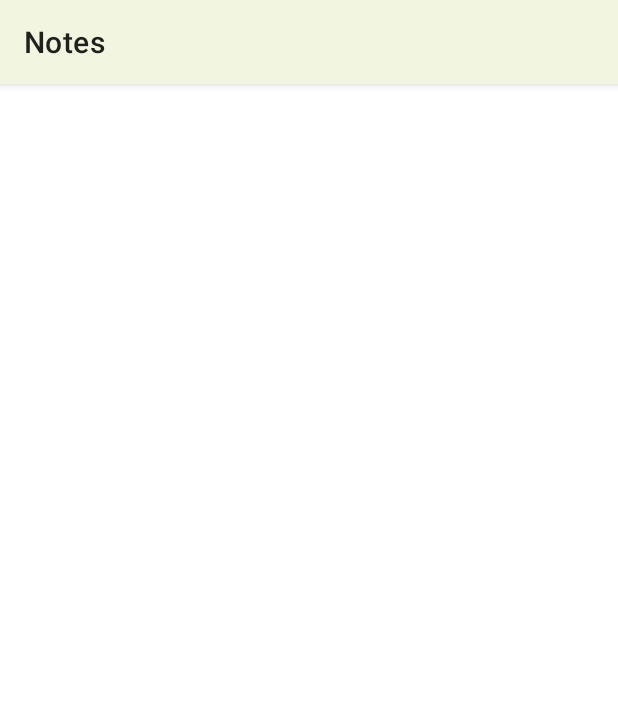
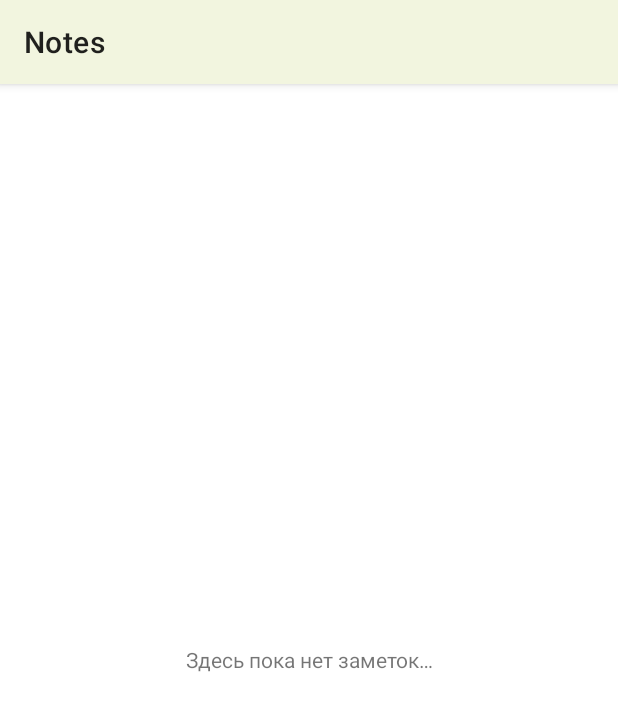
Before and after one commit to Maria-Sobakar/Notes, an Android app: the ArchiveNotesFragment screen opened through its navigation route, on a phone screen of 412 x 824 dp. Shown: the top 711 px of the screen. Run offline under Robolectric (Android 15) with nearby library versions, the phone set to English and light mode, and no system bars; our stand-ins replace Room's generated code.

```diff
--- a/app/build.gradle
+++ b/app/build.gradle
@@ -54,8 +54,8 @@ dependencies {
     implementation "androidx.room:room-ktx:2.2.5"
     implementation "org.jetbrains.kotlinx:kotlinx-coroutines-core:1.3.9"
     implementation 'android.arch.navigation:navigation-fragment:1.0.0'
-    implementation 'com.google.firebase:firebase-crashlytics:17.0.0'
-    implementation 'com.google.firebase:firebase-analytics:17.4.2'
+    implementation 'com.google.firebase:firebase-crashlytics:17.2.2'
+    implementation 'com.google.firebase:firebase-analytics:17.5.0'
     kapt 'androidx.room:room-compiler:2.2.5'
 
     testImplementation 'junit:junit:4.12'
--- a/app/src/main/java/com/marias/android/notes/screens/activeNotes/ActiveNotesAdapter.kt
+++ b/app/src/main/java/com/marias/android/notes/screens/activeNotes/ActiveNotesAdapter.kt
@@ -7,6 +7,7 @@ import android.view.ViewGroup
 import android.widget.ImageButton
 import android.widget.PopupMenu
 import android.widget.TextView
+import androidx.core.view.isVisible
 import androidx.recyclerview.widget.RecyclerView
 import com.marias.android.notes.R
 import com.marias.android.notes.data.dto.Note
@@ -14,6 +15,7 @@ import java.lang.RuntimeException
 
 class ActiveNotesAdapter(val context: Context?, var noteList: List<Note>, val listener: Listener) :
     RecyclerView.Adapter<ActiveNotesAdapter.ActiveNotesHolder>() {
+
 
     override fun onCreateViewHolder(parent: ViewGroup, viewType: Int): ActiveNotesHolder {
         val inflater = LayoutInflater.from(context)
@@ -23,7 +25,7 @@ class ActiveNotesAdapter(val context: Context?, var noteList: List<Note>, val li
     }
 
     override fun onBindViewHolder(holder: ActiveNotesHolder, position: Int) {
-        holder.bind(noteList[position])
+            holder.bind(noteList[position])
     }
 
     override fun getItemViewType(position: Int): Int {
@@ -38,7 +40,7 @@ class ActiveNotesAdapter(val context: Context?, var noteList: List<Note>, val li
 
         init {
             itemView.setOnClickListener {
-           (context as ActiveNotesFragment.Callback?)?.onNoteSelected(note.id)
+                (context as ActiveNotesFragment.Callback?)?.onNoteSelected(note.id)
             }
             val noteIbDelete = itemView.findViewById<ImageButton>(R.id.noteIbDelete)
             noteIbDelete.setOnClickListener {
--- a/app/src/main/java/com/marias/android/notes/screens/activeNotes/ActiveNotesFragment.kt
+++ b/app/src/main/java/com/marias/android/notes/screens/activeNotes/ActiveNotesFragment.kt
@@ -4,6 +4,8 @@ import android.content.Context
 import android.content.res.Configuration
 import android.os.Bundle
 import android.view.View
+import android.widget.TextView
+import androidx.core.view.isVisible
 import androidx.fragment.app.Fragment
 import androidx.fragment.app.setFragmentResultListener
 import androidx.fragment.app.viewModels
@@ -43,6 +45,7 @@ class ActiveNotesFragment : Fragment(R.layout.fragment_notes), Listener {
         notesRecyclerView.layoutManager = GridLayoutManager(context, columnCount)
 
         viewModel.notesLiveData.observe(viewLifecycleOwner) { notes ->
+            noNotesTv.isVisible = notes.isEmpty()
             adapter.noteList = notes
             notesRecyclerView.adapter = adapter
         }
@@ -64,7 +67,6 @@ class ActiveNotesFragment : Fragment(R.layout.fragment_notes), Listener {
 
     override fun onDeleteNoteClicked(note: Note) {
         viewModel.deleteNote(note)
-
     }
 
     companion object {
@@ -75,5 +77,4 @@ class ActiveNotesFragment : Fragment(R.layout.fragment_notes), Listener {
         fun onNoteSelected(id: UUID)
         fun onArchiveScreenSelected()
     }
-
 }
--- a/app/src/main/java/com/marias/android/notes/screens/archiveNotes/ArchiveNotesFragment.kt
+++ b/app/src/main/java/com/marias/android/notes/screens/archiveNotes/ArchiveNotesFragment.kt
@@ -5,6 +5,7 @@ import android.content.res.Configuration
 import android.os.Bundle
 import android.view.View
 import androidx.appcompat.app.AppCompatActivity
+import androidx.core.view.isVisible
 import androidx.fragment.app.Fragment
 import androidx.fragment.app.FragmentActivity
 import androidx.fragment.app.setFragmentResultListener
@@ -48,6 +49,7 @@ class ArchiveNotesFragment : Fragment(R.layout.fragment_notes), ArchiveNotesAdap
         notesRecyclerView.layoutManager = GridLayoutManager(context, columnCount)
 
         viewModel.notesLiveData.observe(viewLifecycleOwner) { notes ->
+            noNotesTv.isVisible = notes.isEmpty()
             adapter.noteList = notes
             notesRecyclerView.adapter = adapter
         }
@@ -59,7 +61,6 @@ class ArchiveNotesFragment : Fragment(R.layout.fragment_notes), ArchiveNotesAdap
 
     companion object {
         private const val ARCHIVE_REQUEST_KEY = "archiveRequestKey"
-
     }
 }
 
--- a/app/src/main/java/com/marias/android/notes/screens/note/NoteFragment.kt
+++ b/app/src/main/java/com/marias/android/notes/screens/note/NoteFragment.kt
@@ -68,7 +68,7 @@ class NoteFragment : Fragment(R.layout.fragment_note) {
         toArchiveItem = menu.findItem(R.id.note_screen_to_archive)
         fromArchiveItem = menu.findItem(R.id.note_screen_from_archive)
 
-        viewModel.isNoteArchivedLiveData.observe(viewLifecycleOwner) { value ->
+        viewModel.archivedState.observe(viewLifecycleOwner) { value ->
             if (value) {
                 toArchiveItem.isVisible = false
                 fromArchiveItem.isVisible = true
--- a/app/src/main/res/layout/fragment_notes.xml
+++ b/app/src/main/res/layout/fragment_notes.xml
@@ -12,6 +12,13 @@
         android:paddingBottom="59dp"
         tools:itemCount="20"
         tools:listitem="@layout/item_note" />
+    <TextView
+        android:layout_width="match_parent"
+        android:layout_height="match_parent"
+        android:gravity="center"
+        android:visibility="gone"
+        android:text="@string/no_notes"
+        android:id="@+id/noNotesTv" />
 
     <com.google.android.material.bottomappbar.BottomAppBar
         android:id="@+id/bottomAppBar"
--- a/app/src/main/res/values/strings.xml
+++ b/app/src/main/res/values/strings.xml
@@ -9,5 +9,5 @@
     <string name="to_archive_note">Переместить в архив</string>
     <string name="archive_button">Архив</string>
     <string name="from_archive_note">Разархивировать</string>
-
+<string name="no_notes">Здесь пока нет заметок…</string>
 </resources>
--- a/build.gradle
+++ b/build.gradle
@@ -6,10 +6,10 @@ buildscript {
         jcenter()
     }
     dependencies {
-        classpath "com.android.tools.build:gradle:4.0.1"
+        classpath 'com.android.tools.build:gradle:4.0.2'
         classpath "org.jetbrains.kotlin:kotlin-gradle-plugin:$kotlin_version"
         classpath 'com.google.gms:google-services:4.3.3'
-        classpath 'com.google.firebase:firebase-crashlytics-gradle:2.1.1'
+        classpath 'com.google.firebase:firebase-crashlytics-gradle:2.3.0'
 
         // NOTE: Do not place your application dependencies here; they belong
         // in the individual module build.gradle files
```
Also changed, not shown: app/src/main/java/com/marias/android/notes/screens/note/NoteViewModel.kt (+4 -7 lines).
